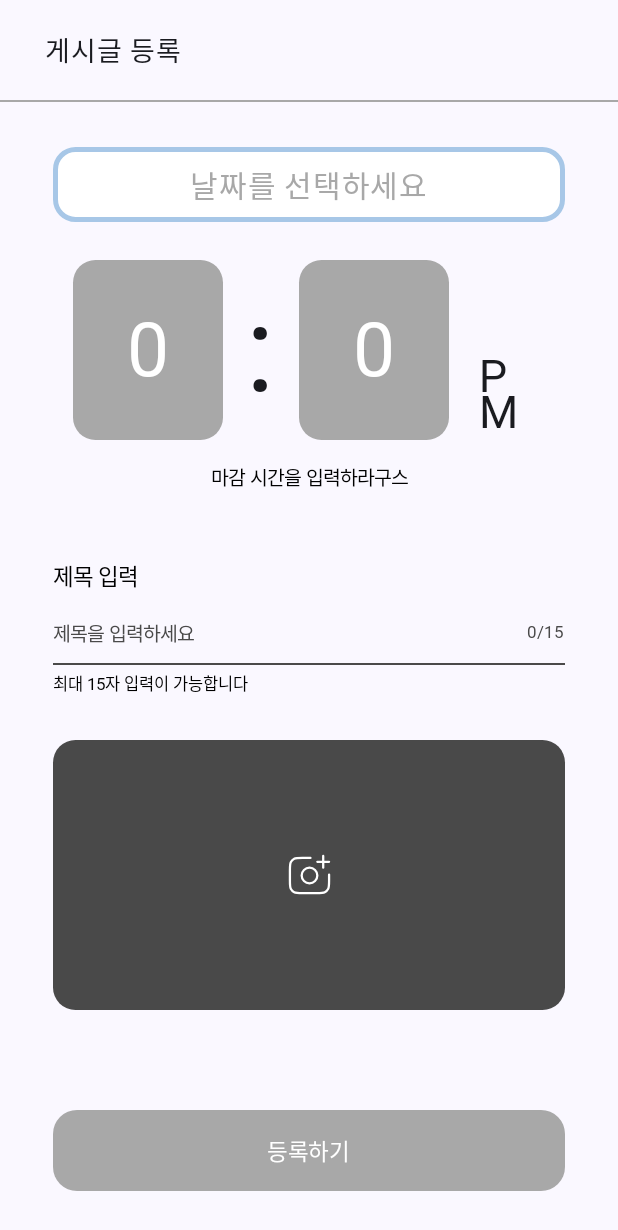
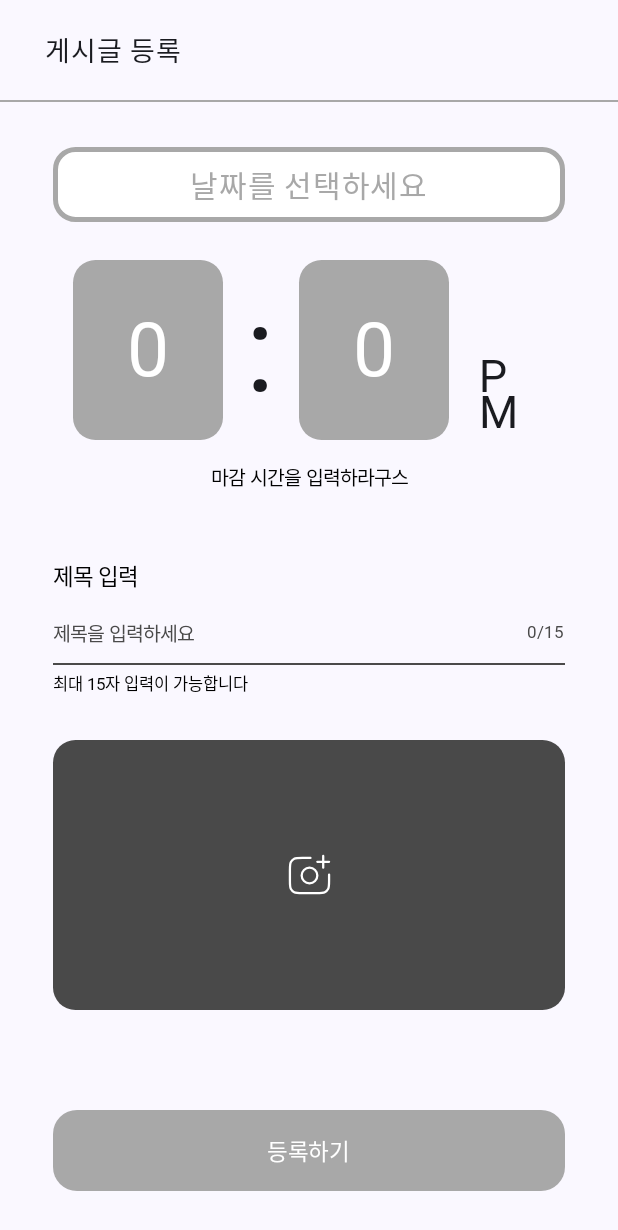
Before and after one commit to Hackerton-Team3/Android, an Android app built with Jetpack Compose: the CreatePostScreen screen opened through its navigation route, on a phone screen of 412 x 824 dp. Shown: the top 1230 px of the screen. Run offline under Robolectric (Android 15) with nearby library versions, the phone set to English and light mode, and no system bars; libraries missing offline, so code that uses them is left out: com.bumptech.glide, com.kakao.sdk; pictures from the network do not load; Roboto replaces fonts that are not available here.

Commit message:
feat : 자잘한 기능 수정

```diff
--- a/app/build.gradle.kts
+++ b/app/build.gradle.kts
@@ -77,6 +77,8 @@ dependencies {
     implementation(libs.compose)
     implementation(libs.accompanist.pager)
     implementation(libs.accompanist.pager.indicators)
+    implementation(libs.coil.compose)
+
 
     testImplementation(libs.junit)
     androidTestImplementation(libs.androidx.junit)
--- a/app/src/main/java/com/example/gonggoose/data/CreatePostInfo.kt
+++ b/app/src/main/java/com/example/gonggoose/data/CreatePostInfo.kt
@@ -1,5 +1,12 @@
 package com.example.gonggoose.data
 
+import android.net.Uri
+import java.time.LocalDateTime
+
 data class CreatePostInfo(
-    val name :String?
+    val deadline : LocalDateTime?,
+    val title : String?,
+    val total_member: Int?,
+    val price : Int?,
+    val content : String?
 )
--- a/app/src/main/java/com/example/gonggoose/ui/component/detailPost/DetailPostBottomBar.kt
+++ b/app/src/main/java/com/example/gonggoose/ui/component/detailPost/DetailPostBottomBar.kt
@@ -44,7 +44,7 @@ fun DetailPostBottomBar(navController: NavController) {
                     horizontal = dimensionResource(id = R.dimen.screen_padding_horizontal_35),
                     vertical = dimensionResource(id = R.dimen.btn_inner_padding_horizontal_10)
                 )
-                .width(323.dp)
+                .fillMaxWidth()
                 .height(54.dp)
                 .background(
                     color = SoftBlack,
--- a/app/src/main/java/com/example/gonggoose/ui/component/detailPost/DetailPostTopBar.kt
+++ b/app/src/main/java/com/example/gonggoose/ui/component/detailPost/DetailPostTopBar.kt
@@ -3,6 +3,7 @@ package com.example.gonggoose.ui.component.detailPost
 import androidx.compose.foundation.background
 import androidx.compose.foundation.layout.Box
 import androidx.compose.foundation.layout.Row
+import androidx.compose.foundation.layout.Spacer
 import androidx.compose.foundation.layout.fillMaxWidth
 import androidx.compose.foundation.layout.height
 import androidx.compose.foundation.layout.padding
@@ -71,11 +72,13 @@ fun DetailPostTopBar() {
             maxLines = 1
         )
 
+        Spacer(modifier = Modifier.weight(1f))
+
         Icon(
             painter = painterResource(id = R.drawable.btn_menu),
             contentDescription = "수정하기 버튼 아이콘",
             tint = White,
-            modifier = Modifier.padding(start = 17.dp)
+            modifier = Modifier.padding(start = 17.dp, end = 20.dp)
         )
     }
 }
--- a/app/src/main/java/com/example/gonggoose/ui/component/home/HomeBottomNavigationBar.kt
+++ b/app/src/main/java/com/example/gonggoose/ui/component/home/HomeBottomNavigationBar.kt
@@ -50,7 +50,8 @@ fun BottomNavigationBar(navController: NavController) {
                     index, item ->
                 NavigationBarItem(
 
-                    selected = currentRoute == item.route,
+//                    selected = currentRoute == item.route,
+                    selected = false,
 
                     onClick = {
                         navController.navigate(item.route){
@@ -66,7 +67,7 @@ fun BottomNavigationBar(navController: NavController) {
                         Icon(
                             painter = painterResource(id = item.icon),
                             contentDescription = item.name,
-                            tint = Color.White,
+                            tint = White,
                             modifier = Modifier.size(28.dp)
                         )
                     },
--- a/app/src/main/java/com/example/gonggoose/ui/component/home/HomeTopBar.kt
+++ b/app/src/main/java/com/example/gonggoose/ui/component/home/HomeTopBar.kt
@@ -25,7 +25,9 @@ import com.example.gonggoose.ui.theme.MediumGray
 fun TopBar() {
     Column {
         Row(
-            modifier = Modifier.fillMaxWidth().height(70.dp),
+            modifier = Modifier
+                .fillMaxWidth()
+                .height(70.dp),
             verticalAlignment = Alignment.CenterVertically
         ) {
             Text(
@@ -35,6 +37,7 @@ fun TopBar() {
                 modifier = Modifier
                     .padding(start = 25.dp)
             )
+            Spacer(modifier = Modifier.weight(1f))
 
             Image(
                 painter = painterResource(
@@ -42,15 +45,9 @@ fun TopBar() {
                 ),
                 contentDescription = "",
                 modifier = Modifier
-                    .padding(start = 150.dp)
+                    .padding(start = 150.dp, end = 20.dp)
                     .size(28.dp)
             )
         }
-        Spacer(
-            modifier = Modifier
-                .height(1.dp)
-                .fillMaxWidth()
-                .background(MediumGray)
-        )
     }
 }
--- a/app/src/main/java/com/example/gonggoose/ui/component/postScreenUi/PostDateComponent.kt
+++ b/app/src/main/java/com/example/gonggoose/ui/component/postScreenUi/PostDateComponent.kt
@@ -26,6 +26,7 @@ import com.example.gonggoose.R
 import com.example.gonggoose.ui.theme.Black
 import com.example.gonggoose.ui.theme.LightBlue
 import com.example.gonggoose.ui.theme.MediumGray
+import com.example.gonggoose.ui.theme.RoyalBlue
 import com.example.gonggoose.ui.theme.White
 import java.text.SimpleDateFormat
 import java.util.Calendar
@@ -44,6 +45,10 @@ fun PostDateComponent() : Calendar? {
         mutableStateOf(MediumGray)
     }
 
+    var border_color by remember {
+        mutableStateOf(MediumGray)
+    }
+
     Box(
         modifier = Modifier
             .clickable {
@@ -53,7 +58,7 @@ fun PostDateComponent() : Calendar? {
                 color = White,
                 shape = RoundedCornerShape(15.dp)
             )
-            .border(3.dp, LightBlue, shape = RoundedCornerShape(15.dp))
+            .border(3.dp, border_color, shape = RoundedCornerShape(15.dp))
             .fillMaxWidth()
             .height(50.dp),
     ) {
@@ -72,6 +77,7 @@ fun PostDateComponent() : Calendar? {
                 dataText = newDate.getFormattedDateString() +  " (" + (selectedDate.getDisplayName(Calendar.DAY_OF_WEEK, Calendar.LONG, Locale.KOREAN)
                     ?.get(0) ?: "?") + ")"
                 color = Black
+                border_color = LightBlue
             }
         }
     }
--- a/app/src/main/java/com/example/gonggoose/ui/component/postScreenUi/PostPictureComponent.kt
+++ b/app/src/main/java/com/example/gonggoose/ui/component/postScreenUi/PostPictureComponent.kt
@@ -1,5 +1,10 @@
 package com.example.gonggoose.ui.component.postScreenUi
 
+import android.net.Uri
+import android.util.Log
+import androidx.activity.compose.rememberLauncherForActivityResult
+import androidx.activity.result.contract.ActivityResultContracts
+import androidx.compose.foundation.Image
 import androidx.compose.foundation.background
 import androidx.compose.foundation.clickable
 import androidx.compose.foundation.layout.Box
@@ -8,17 +13,48 @@ import androidx.compose.foundation.layout.height
 import androidx.compose.foundation.layout.padding
 import androidx.compose.foundation.shape.RoundedCornerShape
 import androidx.compose.material3.Icon
+import androidx.compose.material3.Text
 import androidx.compose.runtime.Composable
+import androidx.compose.runtime.getValue
+import androidx.compose.runtime.mutableStateOf
+import androidx.compose.runtime.remember
+import androidx.compose.runtime.setValue
 import androidx.compose.ui.Alignment
 import androidx.compose.ui.Modifier
 import androidx.compose.ui.res.painterResource
 import androidx.compose.ui.unit.dp
+import androidx.lifecycle.viewmodel.compose.viewModel
+import coil.compose.AsyncImage
 import com.example.gonggoose.R
+import com.example.gonggoose.navigation.LocalNavGraphViewModelStoreOwner
 import com.example.gonggoose.ui.theme.SoftBlack
 import com.example.gonggoose.ui.theme.White
+import com.example.gonggoose.viewmodel.HomeViewModel
 
 @Composable
 fun PostPictureComponent() {
+
+    val viewModel: HomeViewModel =
+        viewModel(viewModelStoreOwner = LocalNavGraphViewModelStoreOwner.current)
+
+    var pictureImage by remember {
+        mutableStateOf<List<Uri>>(emptyList())
+    }
+
+    var check by remember {
+        mutableStateOf(false)
+    }
+
+    val galleryLauncher = rememberLauncherForActivityResult(contract = ActivityResultContracts.GetMultipleContents()) { uri ->
+        uri.let{
+            pictureImage = it
+            viewModel.uriList.clear() // 기존 리스트 클리어
+            viewModel.uriList.addAll(it) // 선택한 URI들 추가
+            check = true
+        }
+    }
+
+    if(viewModel.uriList.isEmpty() && !check){
         Box(
             modifier = Modifier
                 .fillMaxWidth()
@@ -30,6 +66,7 @@ fun PostPictureComponent() {
                 )
                 .clickable {
                     // 사진 입력받기 how?
+                    galleryLauncher.launch("image/*")
                 }
         ) {
             Icon(
@@ -41,3 +78,24 @@ fun PostPictureComponent() {
             )
         }
     }
+    else {
+        if(viewModel.uriList.isNotEmpty()){
+            AsyncImage(
+                model = viewModel.uriList[0],
+                contentDescription = "가장 첫 번째 이미지",
+                modifier = Modifier
+                    .fillMaxWidth()
+                    .height(210.dp)
+                    .padding(top = 30.dp)
+                    .background(
+                        color = SoftBlack,
+                        shape = RoundedCornerShape(15.dp)
+                    )
+                    .clickable {
+                        // 사진 입력받기 how?
+                        galleryLauncher.launch("image/*")
+                    }
+            )
+        }
+    }
+}
--- a/app/src/main/java/com/example/gonggoose/ui/component/postScreenUi/PostTimeComponent.kt
+++ b/app/src/main/java/com/example/gonggoose/ui/component/postScreenUi/PostTimeComponent.kt
@@ -2,8 +2,10 @@ package com.example.gonggoose.ui.component.postScreenUi
 
 import androidx.compose.foundation.background
 import androidx.compose.foundation.clickable
+import androidx.compose.foundation.layout.Arrangement
 import androidx.compose.foundation.layout.Box
 import androidx.compose.foundation.layout.Row
+import androidx.compose.foundation.layout.fillMaxWidth
 import androidx.compose.foundation.layout.height
 import androidx.compose.foundation.layout.padding
 import androidx.compose.foundation.layout.width
@@ -50,6 +52,7 @@ fun PostTimeComponent(): Calendar {
 
     Row (
         modifier = Modifier
+            .fillMaxWidth()
             .padding(
                 start = 13.dp,
                 end  =13.dp,
@@ -58,7 +61,8 @@ fun PostTimeComponent(): Calendar {
 //                horizontal = 13.dp,
 //                vertical = 25.dp
             ),
-        verticalAlignment = Alignment.CenterVertically
+        verticalAlignment = Alignment.CenterVertically,
+        horizontalArrangement = Arrangement.Center
     ){
         Box(
             modifier = Modifier
--- a/app/src/main/java/com/example/gonggoose/viewmodel/HomeViewModel.kt
+++ b/app/src/main/java/com/example/gonggoose/viewmodel/HomeViewModel.kt
@@ -1,5 +1,6 @@
 package com.example.gonggoose.viewmodel
 
+import android.net.Uri
 import androidx.compose.runtime.mutableStateOf
 import androidx.lifecycle.ViewModel
 import com.example.gonggoose.data.CreatePostInfo
@@ -7,6 +8,8 @@ import com.example.gonggoose.data.DetailPostInfo
 import com.example.gonggoose.data.PostItem
 import com.example.gonggoose.data.UserInfo
 import java.time.LocalDateTime
+import java.time.ZoneId
+import java.util.Calendar
 
 class HomeViewModel : ViewModel() {
     var postList = mutableListOf<PostItem>(
@@ -23,7 +26,7 @@ class HomeViewModel : ViewModel() {
     )
 
     var createPostInfo = mutableStateOf<CreatePostInfo>(
-        CreatePostInfo(null)
+        CreatePostInfo(null,null,null,null,null)
     )
 
     var detailPostInfo = mutableStateOf<DetailPostInfo>(
@@ -36,8 +39,14 @@ class HomeViewModel : ViewModel() {
             PostItem(1,null,"마감","청심대에서 건구스랑 놀 사람",3,10),
             PostItem(1,null,"진행 중","청심대에서 건구스랑 놀 사람",3,10),
             PostItem(1,null,"마감","청심대에서 건구스랑 놀 사람",3,10),
+            PostItem(1,null,"마감","청심대에서 건구스랑 놀 사람",3,10),
+            PostItem(1,null,"마감","청심대에서 건구스랑 놀 사람",3,10),
+            PostItem(1,null,"마감","청심대에서 건구스랑 놀 사람",3,10),
+            PostItem(1,null,"마감","청심대에서 건구스랑 놀 사람",3,10),
         ))
     )
+
+    var uriList = mutableListOf<Uri>()
 
     fun createPost(){ //백엔드와 연동
 
@@ -47,8 +56,33 @@ class HomeViewModel : ViewModel() {
 
     }
 
+    fun addUri(uri: Uri){
+        uriList.add(uri)
+    }
+
+    fun mergeDateTime(selectedDate: Calendar, selectedTime: Calendar): LocalDateTime {
+        // Calendar를 LocalDateTime으로 변환
+        val date = selectedDate.toInstant().atZone(ZoneId.systemDefault()).toLocalDate()
+        val time = selectedTime.toInstant().atZone(ZoneId.systemDefault()).toLocalTime()
+
+        // LocalDateTime으로 합치기
+        return LocalDateTime.of(date, time)
+    }
+
     fun isFillAllPostInfo(): Boolean{
-        if(createPostInfo.component1().name == null){
+        if(createPostInfo.component1().deadline == null){
+            return false
+        }
+        if(createPostInfo.component1().title == null){
+            return false
+        }
+        if(createPostInfo.component1().total_member == null){
+            return false
+        }
+        if(createPostInfo.component1().price == null){
+            return false
+        }
+        if(createPostInfo.component1().content == null){
             return false
         }
         return true;
--- a/gradle/libs.versions.toml
+++ b/gradle/libs.versions.toml
@@ -21,6 +21,7 @@ lifecycleViewmodelCompose = "2.8.3"
 compose = "1.0.0-beta01"
 accompanistPager = "0.35.1-alpha"
 accompanistPagerIndicators = "0.35.1-alpha"
+coilCompose = "2.6.0"
 
 [libraries]
 androidx-core-ktx = { group = "androidx.core", name = "core-ktx", version.ref = "coreKtx" }
@@ -50,6 +51,7 @@ androidx-lifecycle-viewmodel-compose = { group = "androidx.lifecycle", name = "l
 compose = { group = "com.github.bumptech.glide", name = "compose", version.ref = "compose" }
 accompanist-pager = { group = "com.google.accompanist", name = "accompanist-pager", version.ref = "accompanistPager" }
 accompanist-pager-indicators = { group = "com.google.accompanist", name = "accompanist-pager-indicators", version.ref = "accompanistPagerIndicators" }
+coil-compose = { group = "io.coil-kt", name = "coil-compose", version.ref = "coilCompose" }
 
 [plugins]
 androidApplication = { id = "com.android.application", version.ref = "agp" }
```
Also changed, not shown: app/src/main/java/com/example/gonggoose/ui/component/detailPost/DetailPostUserInfo.kt (+4 -3 lines). Lines whose indentation alone changed are shown as unchanged.
